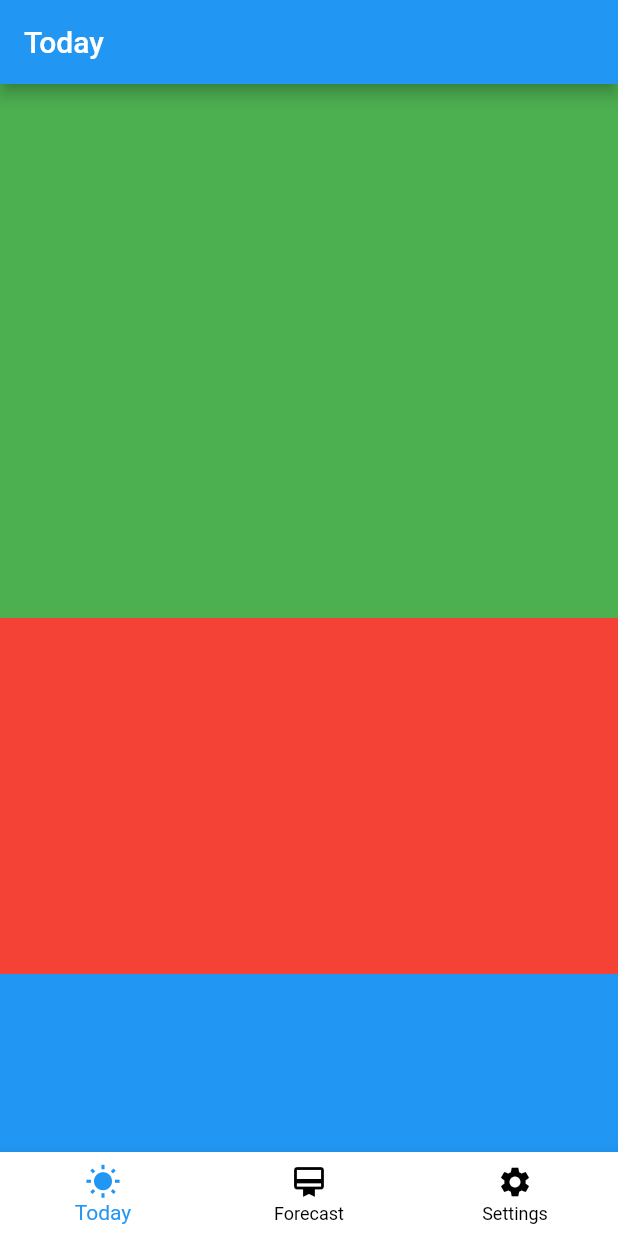
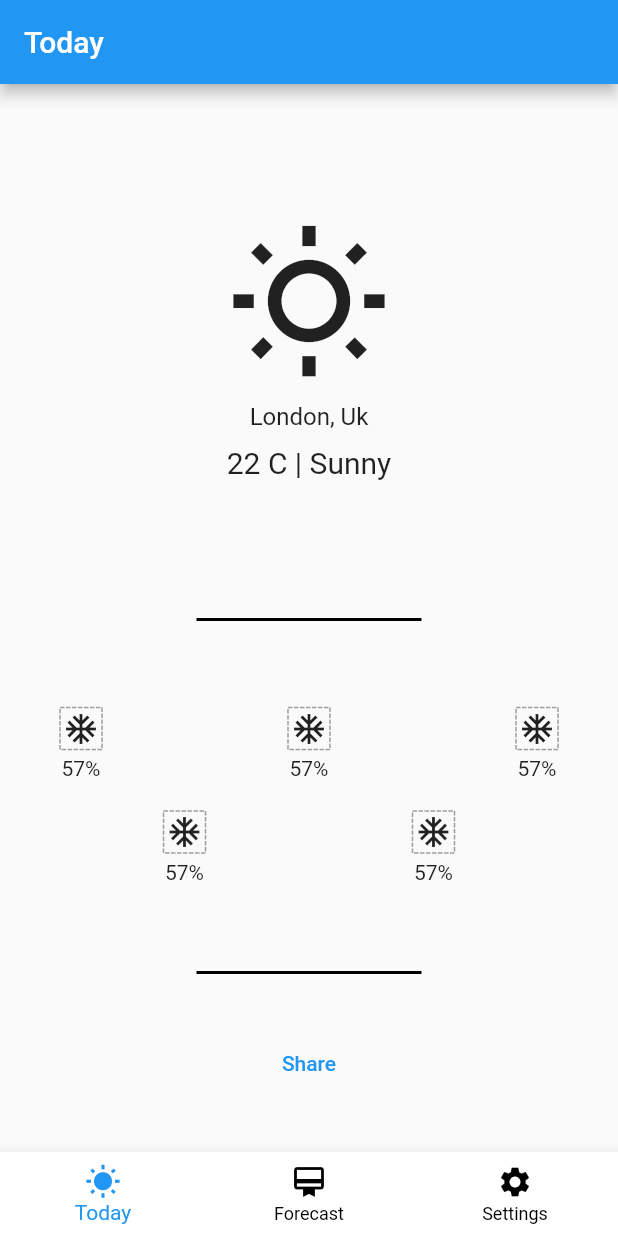
Before and after one commit to RoadToTheFlutterFuture/Weather_Test_app, a Flutter app: the screen it shows after launch, on a phone screen of 412 x 824 dp. Run offline on Flutter 3.47's test engine with Material 2 defaults, Android fonts, the phone set to English and light mode, and no system bars; drawn by our look-alikes of dotted_border; our stand-ins replace adaptive_theme, easy_localization.

Commit message:
[step2_presentationLayer]: layout 'today_weather' screen

```diff
--- a/lib/screens/today_weather/today_weather.dart
+++ b/lib/screens/today_weather/today_weather.dart
@@ -1,4 +1,7 @@
 import 'package:flutter/material.dart';
+import 'package:weather_test_app/screens/today_weather/views/bigIcon_weather/bigIcon_weather.dart';
+import 'package:weather_test_app/screens/today_weather/views/parameters_weather/parameters_weather.dart';
+import 'package:weather_test_app/widgets/decoretion_line.dart';
 import 'package:weather_test_app/widgets/weather_bottomNavigationBar/weather_bottomNavigationBar.dart';
 
 class TodayWeather extends StatelessWidget {
@@ -15,15 +18,27 @@ class TodayWeather extends StatelessWidget {
                 children: [
                     Flexible(
                         flex: 3,
-                        child: Container(color: Colors.green,)
+                        child: BigIconWeather(),
                     ),
                     Flexible(
                         flex: 2,
-                        child: Container(color: Colors.red,)
+                        child: Stack(
+                            alignment: Alignment.center,
+                            children: [
+                                DecorationLine(bottom: 0,),
+                                ParametersWeather(),
+                                DecorationLine(top: 0,)
+                            ],
+                        )
                     ),
                     Flexible(
                         flex: 1,
-                        child: Container(color: Colors.blue,)
+                        child: Center(
+                            child: TextButton(
+                                onPressed: (){},
+                                child: Text('Share'), //Todo: translate it | Share
+                            ),
+                        )
                     ),
                 ],
             ),
--- /dev/null
+++ b/lib/screens/today_weather/views/bigIcon_weather/bigIcon_weather.dart
@@ -0,0 +1,37 @@
+import 'package:flutter/material.dart';
+
+class BigIconWeather extends StatelessWidget {
+    final IconData bigIcon;
+
+    const BigIconWeather({
+        this.bigIcon = Icons.wb_sunny,
+        Key? key,
+    }) : super(key: key);
+
+    @override
+    Widget build(BuildContext context) {
+        return Column(
+            mainAxisAlignment: MainAxisAlignment.center,
+            children: [
+                Icon(
+                    Icons.wb_sunny_outlined,
+                    size: 110
+                ),
+                SizedBox(height: 10,),
+                Text(
+                    'London, Uk',
+                    style: TextStyle(
+                        fontSize: 16,
+                    ),
+                ),
+                SizedBox(height: 10,),
+                Text(
+                    '22 C | Sunny',
+                     style: TextStyle(
+                        fontSize: 20,
+                    ),
+                )
+            ],
+        );
+    }
+}
--- /dev/null
+++ b/lib/screens/today_weather/views/parameters_weather/parameters_weather.dart
@@ -0,0 +1,36 @@
+import 'package:flutter/material.dart';
+import 'package:weather_test_app/widgets/icon_with_bottomTitle.dart';
+
+class ParametersWeather extends StatelessWidget {
+    const ParametersWeather({
+        Key? key
+        }) : super(key: key);
+
+    @override
+    Widget build(BuildContext context) {
+        return Padding(
+            padding: const EdgeInsets.symmetric(horizontal: 40),
+            child: Column(
+                mainAxisAlignment: MainAxisAlignment.center,
+                children: [
+                    Row(
+                        mainAxisAlignment: MainAxisAlignment.spaceBetween,
+                        children: [
+                            IconWithBottomTitle(icon: Icons.ac_unit, title: '57%',),
+                            IconWithBottomTitle(icon: Icons.ac_unit, title: '57%',),
+                            IconWithBottomTitle(icon: Icons.ac_unit, title: '57%',),
+                        ],
+                    ),
+                    SizedBox(height: 20,),
+                    Row(
+                        mainAxisAlignment: MainAxisAlignment.spaceAround,
+                        children: [
+                            IconWithBottomTitle(icon: Icons.ac_unit, title: '57%',),
+                            IconWithBottomTitle(icon: Icons.ac_unit, title: '57%',),
+                        ],
+                    ),
+                ],
+            ),
+        );
+    }
+}
--- /dev/null
+++ b/lib/widgets/decoretion_line.dart
@@ -0,0 +1,25 @@
+import 'package:flutter/material.dart';
+
+class DecorationLine extends StatelessWidget {
+    final double? bottom;
+    final double? top;
+
+    const DecorationLine({
+        this.bottom,
+        this.top,
+        Key? key
+    }) : super(key: key);
+
+    @override
+    Widget build(BuildContext context) {
+        return Positioned(
+            top: top,
+            bottom: bottom,
+            child: Container(
+                color: Colors.black,
+                height: 2,
+                width: 150,
+            )
+        );
+    }
+}
--- /dev/null
+++ b/lib/widgets/icon_with_bottomTitle.dart
@@ -0,0 +1,29 @@
+
+import 'package:dotted_border/dotted_border.dart';
+import 'package:flutter/material.dart';
+
+class IconWithBottomTitle extends StatelessWidget {
+    final IconData icon;
+    final String title;
+
+    const IconWithBottomTitle({
+        required this.icon,
+        this.title = '-',
+        Key? key
+    }) : super(key: key);
+
+    @override
+    Widget build(BuildContext context) {
+        return Column(
+            mainAxisAlignment: MainAxisAlignment.center,
+            children: [
+                DottedBorder(
+                    color: Colors.grey,
+                    child: Icon(icon),
+                ),
+                SizedBox(height: 5),
+                Text(title),
+            ],
+        );
+    }
+}
--- a/pubspec.yaml
+++ b/pubspec.yaml
@@ -17,8 +17,10 @@ dependencies:
   adaptive_theme: ^2.3.0
   hive: ^2.0.5
   hive_flutter: ^1.1.0
+  dotted_border: ^2.0.0+2
   weather_repository:
     path: packages/weather_repository
+
 
 dev_dependencies:
   flutter_test:
```
Also changed, not shown: pubspec.lock.
